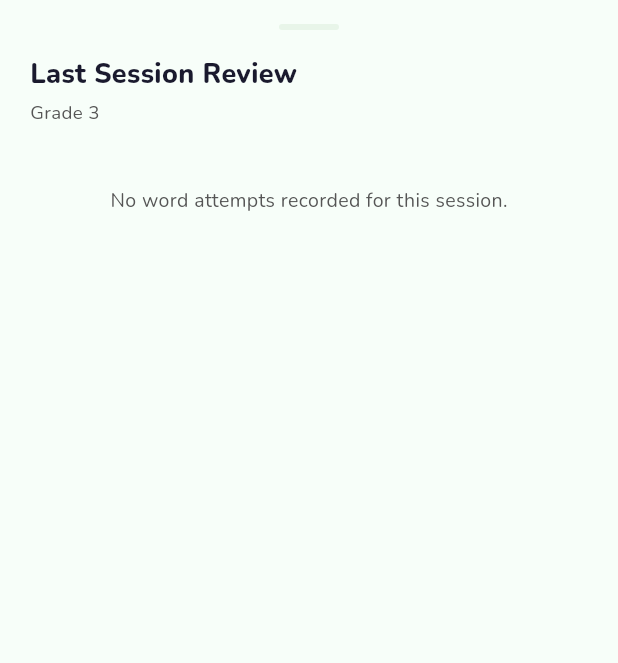
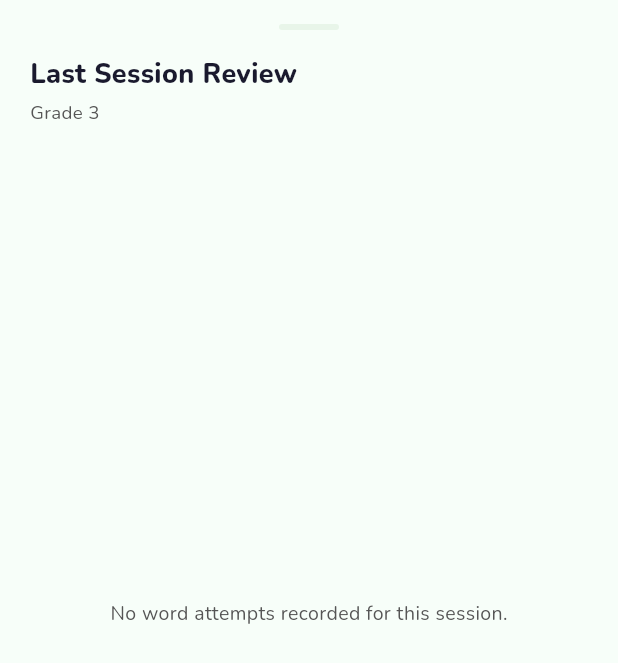
Before and after one commit to imalkalakshitha/Smart-Reading-Buddy, a Flutter app: the _LastSessionReviewSheet widget shown alone on an empty page, opened directly with empty values, on a phone screen of 412 x 824 dp. Shown: the top 663 px of the screen. Run offline on Flutter 3.47's test engine with Material 3 defaults, Android fonts, the phone set to English and light mode, and no system bars; our stand-ins replace audioplayers, fl_chart, flutter_animate, flutter_blue_plus, flutter_tts, google_fonts and 6 more; missing offline and left inert: record, tflite_flutter; accounts and stored records are empty; statements that could not run were skipped; project files that could hold a hidden picture were left out.

Commit message:
Small fixes in EduPlay result, encoding, free drawing and parent analytics
- EduPlay result, Encoding (word/sentence building) and Free Drawing send
  WELCOME / PRAISE / RETRY / SESSION_END to the buddy device. The Encoding
  screens keep loading their first word/sentence (and Word Building its
  TTS) in initState.
- Parent pronunciation analytics: Last Session Review sheet sized to 90%
  height.

Co-Authored-By: Claude Opus 5.5 <noreply@anthropic.com>

```diff
--- a/lib/screens/parent/parent_pronunciation_analytics_screen.dart
+++ b/lib/screens/parent/parent_pronunciation_analytics_screen.dart
@@ -1619,16 +1619,18 @@ class _LastSessionReviewSheet extends StatelessWidget {
 
   @override
   Widget build(BuildContext context) {
-    final grade = (session['grade'] as String?) == 'grade4' ? 'Grade 4' : 'Grade 3';
+    final grade =
+        (session['grade'] as String?) == 'grade4' ? 'Grade 4' : 'Grade 3';
     final dateLabel = _formatDate(session['date'] as String?);
     final levelName = session['level_name'] as String?;
 
     return SafeArea(
       top: false,
+      child: FractionallySizedBox(
+        heightFactor: 0.90,
         child: Padding(
           padding: const EdgeInsets.fromLTRB(20, 16, 20, 24),
           child: Column(
-          mainAxisSize: MainAxisSize.min,
             crossAxisAlignment: CrossAxisAlignment.start,
             children: [
               Center(
@@ -1644,32 +1646,52 @@ class _LastSessionReviewSheet extends StatelessWidget {
               ),
               Text(
                 'Last Session Review',
-              style: GoogleFonts.nunito(fontSize: 18, fontWeight: FontWeight.w800, color: AppColors.textPrimary),
+                style: GoogleFonts.nunito(
+                  fontSize: 18,
+                  fontWeight: FontWeight.w800,
+                  color: AppColors.textPrimary,
+                ),
               ),
               const SizedBox(height: 4),
               Text(
-              [dateLabel, grade, if (levelName != null) levelName].where((s) => s.isNotEmpty).join(' · '),
-              style: GoogleFonts.nunito(fontSize: 12.5, color: AppColors.textSecondary),
+                [
+                  dateLabel,
+                  grade,
+                  if (levelName != null) levelName,
+                ].where((s) => s.isNotEmpty).join(' · '),
+                style: GoogleFonts.nunito(
+                  fontSize: 12.5,
+                  color: AppColors.textSecondary,
+                ),
               ),
               const SizedBox(height: 16),
-            if (attempts.isEmpty)
-              Padding(
-                padding: const EdgeInsets.symmetric(vertical: 24),
-                child: Center(
+              Expanded(
+                child: attempts.isEmpty
+                    ? Center(
                         child: Text(
                           'No word attempts recorded for this session.',
-                    style: GoogleFonts.nunito(fontSize: 13, color: AppColors.textSecondary),
+                          style: GoogleFonts.nunito(
+                            fontSize: 13,
+                            color: AppColors.textSecondary,
                           ),
                         ),
                       )
-            else
-              for (final attempt in attempts)
-                _LastSessionAttemptRow(
+                    : ListView.builder(
+                        padding: EdgeInsets.zero,
+                        itemCount: attempts.length,
+                        itemBuilder: (context, index) {
+                          final attempt = attempts[index];
+
+                          return _LastSessionAttemptRow(
                             attempt: attempt,
                             grade: session['grade'] as String?,
                             onListen: onListen,
-                ),
-          ],
+                          );
+                        },
+                      ),
+              ),
+            ],
+          ),
         ),
       ),
     );
--- a/lib/screens/writing/free_drawing_letter_level_screen.dart
+++ b/lib/screens/writing/free_drawing_letter_level_screen.dart
@@ -9,6 +9,7 @@ import '../../models/app_colors.dart';
 import '../../models/app_state.dart';
 import '../../services/character_model_service.dart';
 import '../../services/free_drawing_debug_config.dart';
+import '../../services/ble_command_service.dart';
 import '../../services/free_drawing_recognizer.dart';
 import '../../services/scribble_guard.dart';
 import '../../widgets/free_drawing_canvas.dart';
@@ -65,13 +66,14 @@ class _FreeDrawingLetterLevelScreenState extends State<FreeDrawingLetterLevelScr
   bool _ttsReady = false;
 
   bool get _isSinhala => AppState.language == 'sinhala';
+  String get _bleLanguageCode => _isSinhala ? 'SI' : 'EN';
   String get _currentTarget => _targets[_targetIndex];
   Color get _currentColor => _kLetterColors[_targetIndex % _kLetterColors.length];
 
   @override
   void initState() {
     super.initState();
-    _tts = FlutterTts();
+       _tts = FlutterTts();
     _initTts();
     _loadTargets();
   }
@@ -177,6 +179,7 @@ class _FreeDrawingLetterLevelScreenState extends State<FreeDrawingLetterLevelScr
       );
 
       if (!mounted) return;
+      BleCommandService.instance.send(evaluation.accepted ? 'PRAISE:$_bleLanguageCode' : 'RETRY:$_bleLanguageCode');
       setState(() {
         _isChecking = false;
         _lastEvaluation = evaluation;
```
Also changed, not shown: lib/eduplay/screens/session_result_screen.dart (+20 -1 lines), lib/screens/encoding/sentence_building_screen.dart (+9 -0 lines), lib/screens/encoding/word_building_screen.dart (+11 -0 lines). Lines whose indentation alone changed are shown as unchanged.
